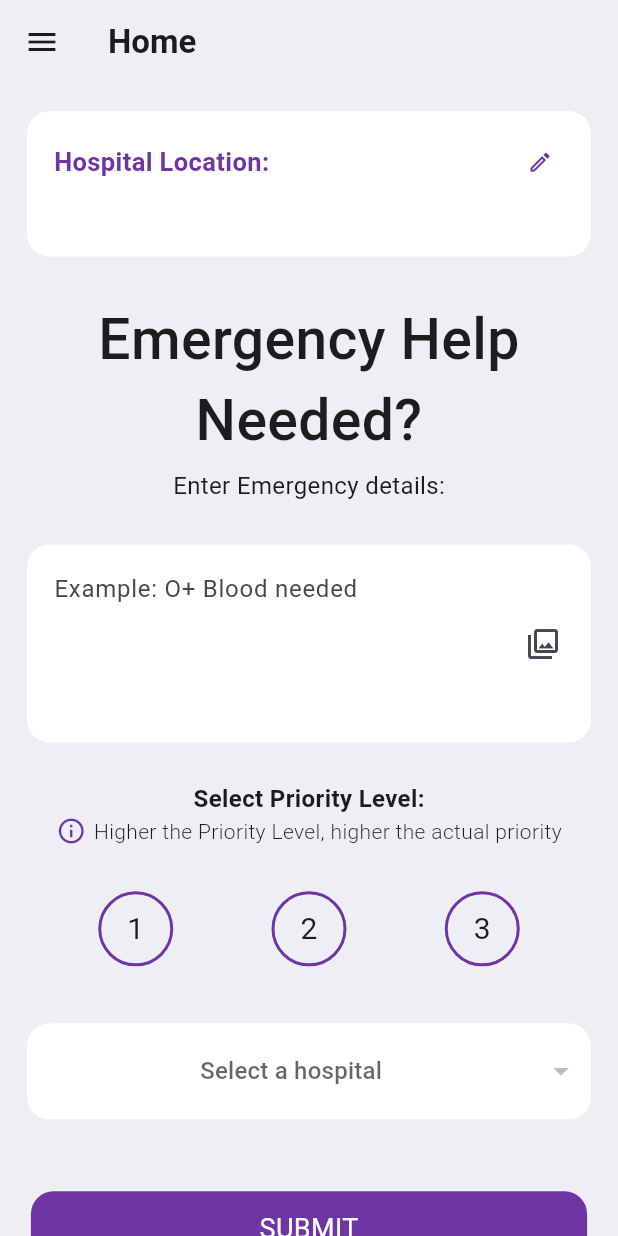
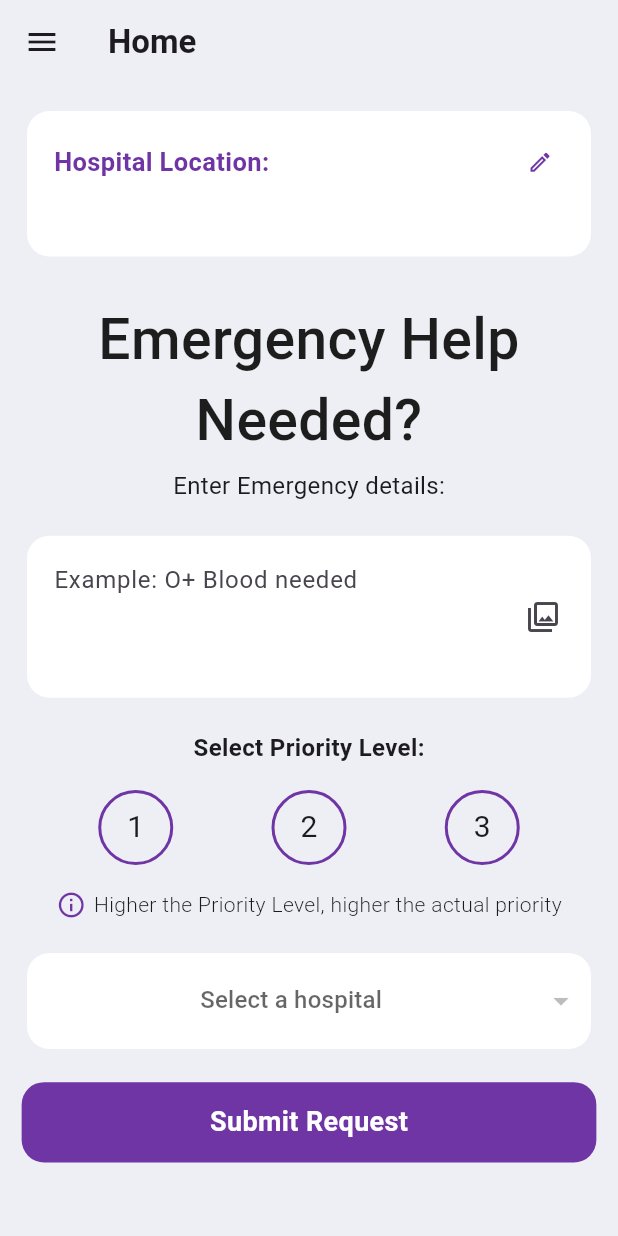
Before and after one commit to Project-Dronaid/newdronaidapp, a Flutter app: the FetchedEmergency screen opened directly, on a phone screen of 412 x 824 dp. Run offline on Flutter 3.47's test engine with Material 3 defaults, Android fonts, the phone set to English and light mode, and no system bars; our stand-ins replace carousel_slider, cloud_firestore, firebase_auth, firebase_core, flutter_svg, geocoding and 4 more; missing offline and left inert: fl_location; accounts and stored records are empty.

Commit message:
fixed emergency ui

```diff
--- a/lib/main.dart
+++ b/lib/main.dart
@@ -1,17 +1,11 @@
-import 'package:dronaid_app/screens/OrderDetails.dart';
-import 'package:dronaid_app/screens/fetched_emergency.dart';
-import 'package:dronaid_app/screens/fetched_requests.dart';
 import 'package:dronaid_app/screens/home.dart';
-import 'package:dronaid_app/screens/home_page2.dart';
 import 'package:dronaid_app/screens/login/login.dart';
-import 'package:dronaid_app/screens/map_page.dart';
-import 'package:dronaid_app/screens/signUp/signUp.dart';
-import 'package:dronaid_app/screens/tracking.dart';
+import 'package:dronaid_app/utils/colors.dart';
+import 'package:firebase_auth/firebase_auth.dart';
 import '../firebase/firestore_methods.dart';
 import 'package:firebase_core/firebase_core.dart';
 import 'package:flutter/material.dart';
 import 'firebase/firebase_options.dart';
-import 'screens/ProfilePage.dart';
 
 void main() async {
   WidgetsFlutterBinding.ensureInitialized();
@@ -27,14 +21,6 @@ class MyApp extends StatefulWidget {
 }
 
 class _MyAppState extends State<MyApp> {
-  int _selectedIndex = 0;
-
-  final List<Widget> _widgetOptions = <Widget>[
-    FetchedEmergency(),
-    FetchedRequests(),
-    HomePage2(),
-    ProfilePage(),
-  ];
 
   @override
   void initState() {
@@ -46,35 +32,29 @@ class _MyAppState extends State<MyApp> {
   Widget build(BuildContext context) {
     return MaterialApp(
       debugShowCheckedModeBanner: false,
-      home: Scaffold(
-        // body: OrderTrackingPage(),
-        body: LoginScreen(),
-        // body:  _widgetOptions.elementAt(_selectedIndex),
-        // bottomNavigationBar: BottomNavigationBar(
-        //   items: const <BottomNavigationBarItem>[
-        //     BottomNavigationBarItem(
-        //       icon: Icon(Icons.home,),
-        //       label: 'Home',
-        //     ),
-        //     BottomNavigationBarItem(
-        //       icon: Icon(Icons.request_page_outlined,),
-        //       label: 'Requests',
-        //     ),
-        //     BottomNavigationBarItem(
-        //       icon: Icon(Icons.info_outline),
-        //       label: 'Info',
-        //     ),
-        //     BottomNavigationBarItem(
-        //       icon: Icon(Icons.person_outline),
-        //       label: 'Profile',
-        //     ),
-        //   ],
-        //   unselectedItemColor: Colors.black.withOpacity(0.6),
-        //   showUnselectedLabels: true,
-        //   currentIndex: _selectedIndex,
-        //   selectedItemColor: kPrimaryColor,
-        //   onTap: _onItemTapped,
-        // ),
+      home: StreamBuilder(
+        stream: FirebaseAuth.instance.authStateChanges(),
+        builder: (context,snapshot){
+          if(snapshot.connectionState == ConnectionState.active){
+            if(snapshot.hasData) {
+              return HomePage();
+            } else if(snapshot.hasError){
+              return Center(
+                child: Text('${snapshot.error}'),
+              );
+            }
+          }
+
+          if(snapshot.connectionState ==  ConnectionState.waiting){
+            return const Center(
+              child: CircularProgressIndicator(
+                color: kPrimaryColor,
+              ),
+            );
+          }
+
+          return Scaffold(body: LoginScreen());
+        },
       ),
     );
   }
--- a/lib/screens/fetched_emergency.dart
+++ b/lib/screens/fetched_emergency.dart
@@ -90,6 +90,13 @@ class _FetchedEmergencyState extends State<FetchedEmergency> {
           if (selectedPriority == 0) {
             ScaffoldMessenger.of(context).showSnackBar(
               SnackBar(content: Text('Please select priority')),
+            );
+            return;
+          }
+
+          if (selectedHospital == null) {
+            ScaffoldMessenger.of(context).showSnackBar(
+              SnackBar(content: Text('Please select the hospital')),
             );
             return;
           }
@@ -243,9 +250,12 @@ class _FetchedEmergencyState extends State<FetchedEmergency> {
                                     decoration: InputDecoration(
                                         border: InputBorder.none),
                                   )
-                                : Text(
-                                    _locationController.text,
-                                    style: TextStyle(fontSize: 15),
+                                : Align(
+                                    alignment: Alignment.centerLeft,
+                                    child: Text(
+                                      _locationController.text,
+                                      style: TextStyle(fontSize: 15),
+                                    ),
                                   ),
                           ],
                         ),
@@ -282,8 +292,8 @@ class _FetchedEmergencyState extends State<FetchedEmergency> {
                           ),
                         ],
                       ),
-                      const SizedBox(
-                        height: 10,
+                      SizedBox(
+                        height: MediaQuery.of(context).size.height * 0.005,
                       ),
                       Container(
                         margin: EdgeInsets.all(18),
@@ -292,7 +302,7 @@ class _FetchedEmergencyState extends State<FetchedEmergency> {
                             borderRadius: BorderRadius.circular(15),
                             color: Colors.white),
                         child: TextField(
-                          maxLines: 4,
+                          maxLines: 3,
                           controller: _emergencyController,
                           decoration: InputDecoration(
                             hintText: 'Example: O+ Blood needed',
@@ -306,32 +316,15 @@ class _FetchedEmergencyState extends State<FetchedEmergency> {
                         ),
                       ),
                       SizedBox(
-                        height: MediaQuery.of(context).size.height * 0.01,
+                        height: MediaQuery.of(context).size.height * 0.005,
                       ),
                       Text(
                         'Select Priority Level:',
                         style: TextStyle(
                             fontSize: 16, fontWeight: FontWeight.w600),
                       ),
-                      Row(
-                        mainAxisAlignment: MainAxisAlignment.center,
-                        children: [
-                          Icon(
-                            Icons.info_outline,
-                            color: kPrimaryColor,
-                            size: 20,
-                          ),
-                          SizedBox(
-                            width: 5,
-                          ),
-                          Text(
-                            'Higher the Priority Level, higher the actual priority',
-                            style: TextStyle(fontWeight: FontWeight.w300),
-                          ),
-                        ],
-                      ),
                       SizedBox(
-                        height: 30,
+                        height: MediaQuery.of(context).size.height * 0.02,
                       ),
                       Row(
                         mainAxisAlignment: MainAxisAlignment.spaceEvenly,
@@ -398,7 +391,27 @@ class _FetchedEmergencyState extends State<FetchedEmergency> {
                         ],
                       ),
                       SizedBox(
-                        height: 20,
+                        height: MediaQuery.of(context).size.height * 0.02,
+                      ),
+                      Row(
+                        mainAxisAlignment: MainAxisAlignment.center,
+                        children: [
+                          Icon(
+                            Icons.info_outline,
+                            color: kPrimaryColor,
+                            size: 20,
+                          ),
+                          SizedBox(
+                            width: 5,
+                          ),
+                          Text(
+                            'Higher the Priority Level, higher the actual priority',
+                            style: TextStyle(fontWeight: FontWeight.w300),
+                          ),
+                        ],
+                      ),
+                      SizedBox(
+                        height: MediaQuery.of(context).size.height * 0.005,
                       ),
                       Container(
                         margin: EdgeInsets.all(18),
@@ -433,22 +446,24 @@ class _FetchedEmergencyState extends State<FetchedEmergency> {
                         ),
                       ),
                       SizedBox(
-                        height: 30,
+                        height: MediaQuery.of(context).size.height * 0.005,
                       ),
                       GestureDetector(
                         onTap: _submitRequest,
                         child: Container(
-                          height: 50,
-                          width: MediaQuery.of(context).size.width * 0.9,
+                          height: MediaQuery.of(context).size.height * 0.065,
+                          width: MediaQuery.of(context).size.width * 0.93,
                           decoration: BoxDecoration(
                             borderRadius: BorderRadius.circular(15),
                             color: kPrimaryColor,
                           ),
                           child: Center(
                             child: Text(
-                              'SUBMIT',
-                              style:
-                                  TextStyle(color: Colors.white, fontSize: 18),
+                              'Submit Request',
+                              style: TextStyle(
+                                  color: Colors.white,
+                                  fontSize: 18,
+                                  fontWeight: FontWeight.bold),
                             ),
                           ),
                         ),
```
